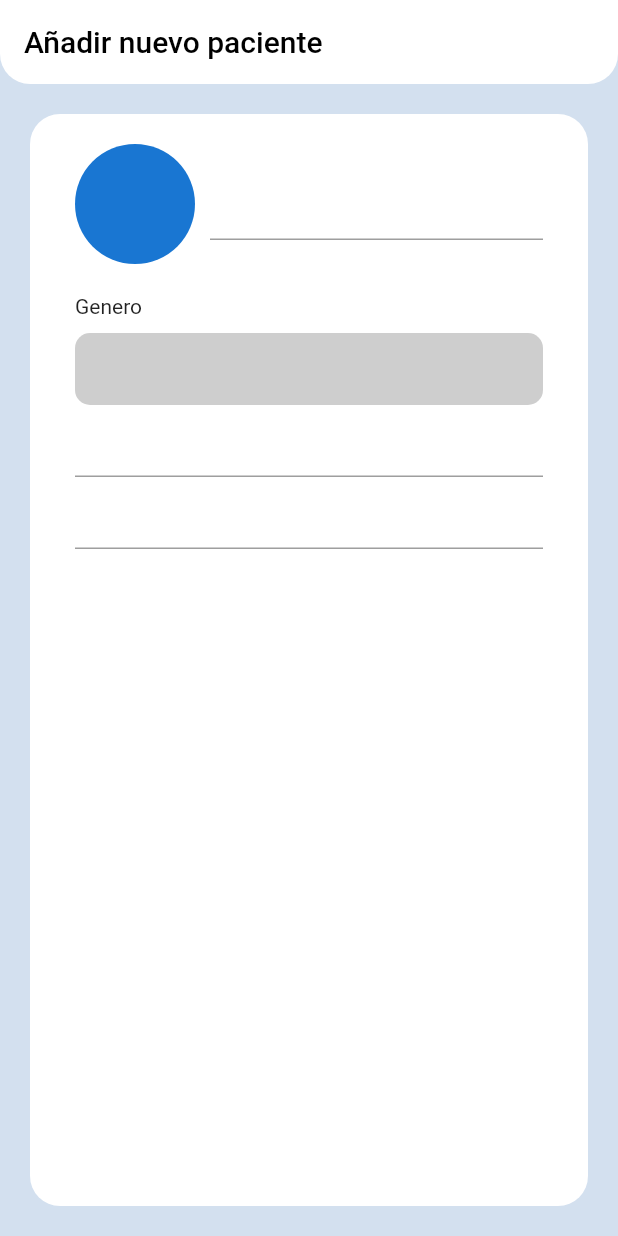
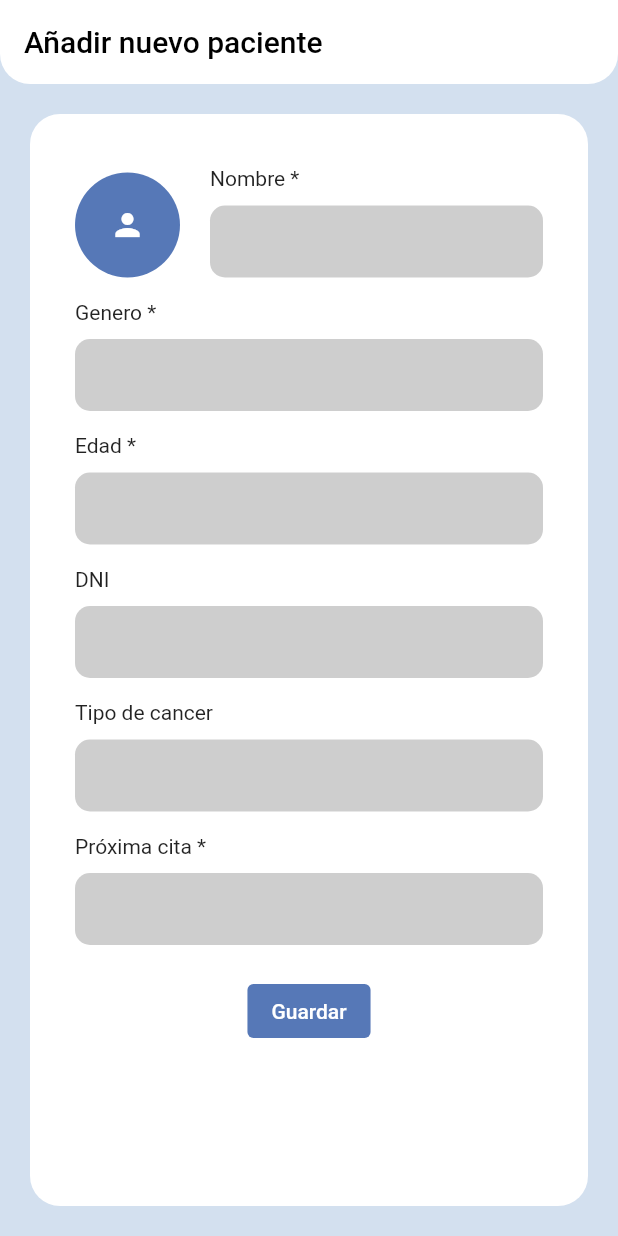
Before and after one commit to jeanmarko2703/HealthApp, a Flutter app: the screen it shows after launch, on a phone screen of 412 x 824 dp. Run offline on Flutter 3.47's test engine with Material 2 defaults, Android fonts, the light colour scheme and no system bars; our stand-ins replace firebase_auth, firebase_core, flutter_svg; accounts and stored records are empty.

Commit message:
ui add patient completed

```diff
--- a/lib/screens/add_patient_screen.dart
+++ b/lib/screens/add_patient_screen.dart
@@ -8,6 +8,7 @@ class AddPatientScreen extends StatelessWidget {
   @override
   Widget build(BuildContext context) {
     final size = MediaQuery.of(context).size;
+    final genderController = TextEditingController();
     return Scaffold(
         appBar: AppBar(
           title: const Text(
@@ -18,35 +19,88 @@ class AddPatientScreen extends StatelessWidget {
         body: PageContainer(
             child: Padding(
           padding: const EdgeInsets.symmetric(horizontal: 10.0),
+          child: SingleChildScrollView(
             child: Column(
               mainAxisSize: MainAxisSize.min,
               children: [
                 Row(
+                  crossAxisAlignment: CrossAxisAlignment.end,
                   mainAxisSize: MainAxisSize.min,
                   children: [
                     const CircleAvatar(
-                    radius: 40,
+                      backgroundColor: AppTheme.buttonLabelColor,
+                      radius: 35,
+                      child: Icon(
+                        Icons.person,
+                        color: Colors.white,
+                      ),
                     ),
                     const SizedBox(
-                    width: 10,
+                      width: 20,
                     ),
                     Expanded(
                       child: Column(
                         mainAxisSize: MainAxisSize.min,
                         children: [
-                        TextFormField(),
+                          CustomInput(
+                            title: 'Nombre *',
+                            controller: genderController,
+                          ),
                         ],
                       ),
                     ),
                   ],
                 ),
-              Container(
-                margin: const EdgeInsets.only(top: 20),
+                CustomInput(
+                  title: 'Genero *',
+                  controller: genderController,
+                ),
+                CustomInput(
+                  title: 'Edad *',
+                  controller: genderController,
+                ),
+                CustomInput(
+                  title: 'DNI',
+                  controller: genderController,
+                ),
+                CustomInput(
+                  title: 'Tipo de cancer',
+                  controller: genderController,
+                ),
+                CustomInput(
+                  title: 'Próxima cita *',
+                  controller: genderController,
+                ),
+                const SizedBox(
+                  height: 20,
+                ),
+                ElevatedButton(
+                    onPressed: () => null, child: const Text('Guardar'))
+              ],
+            ),
+          ),
+        )));
+  }
+}
+
+class CustomInput extends StatelessWidget {
+  const CustomInput({
+    super.key,
+    required this.title,
+    required this.controller,
+  });
+  final String title;
+  final TextEditingController controller;
+
+  @override
+  Widget build(BuildContext context) {
+    return Container(
+      margin: const EdgeInsets.only(top: 15),
       child: Column(
         crossAxisAlignment: CrossAxisAlignment.start,
         mainAxisSize: MainAxisSize.min,
         children: [
-                    const Text('Genero'),
+          Text(title),
           Container(
               margin: const EdgeInsets.only(top: 10),
               padding: const EdgeInsets.symmetric(horizontal: 10),
@@ -54,6 +108,7 @@ class AddPatientScreen extends StatelessWidget {
                   color: Colors.grey.withOpacity(0.5),
                   borderRadius: BorderRadius.circular(10)),
               child: TextFormField(
+                controller: controller,
                 cursorColor: Colors.grey,
                 decoration: const InputDecoration(
                   border: InputBorder.none,
@@ -61,11 +116,6 @@ class AddPatientScreen extends StatelessWidget {
               )),
         ],
       ),
-              ),
-              TextFormField(),
-              TextFormField(),
-            ],
-          ),
-        )));
+    );
   }
 }
```
Lines whose indentation alone changed are shown as unchanged.
